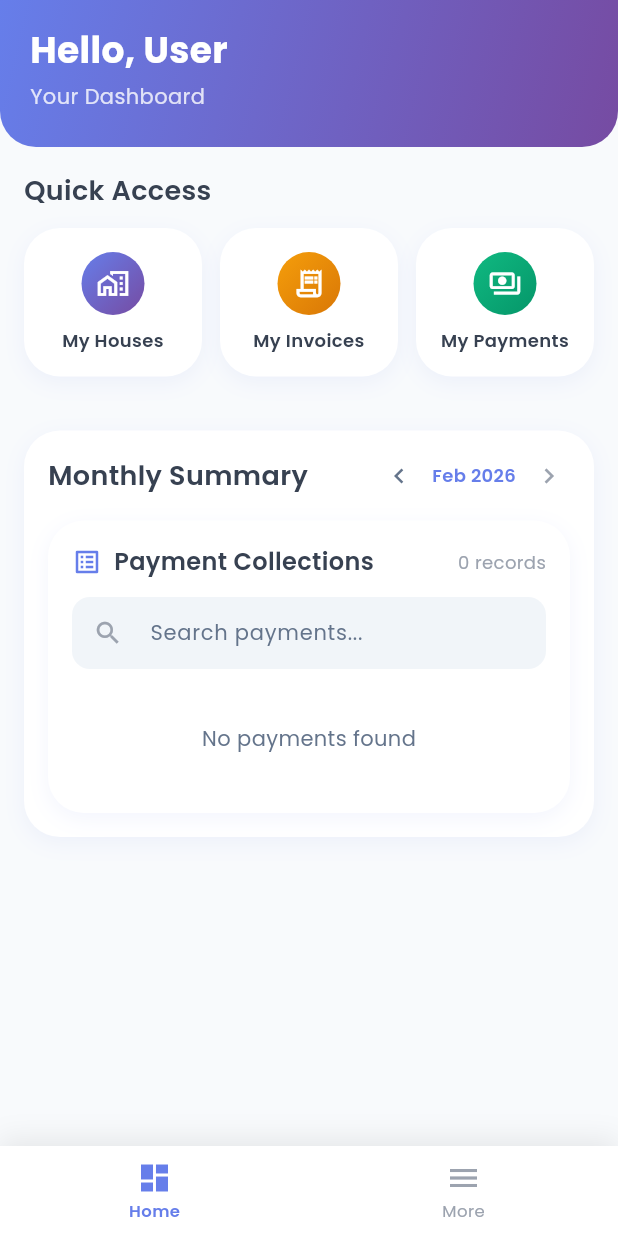
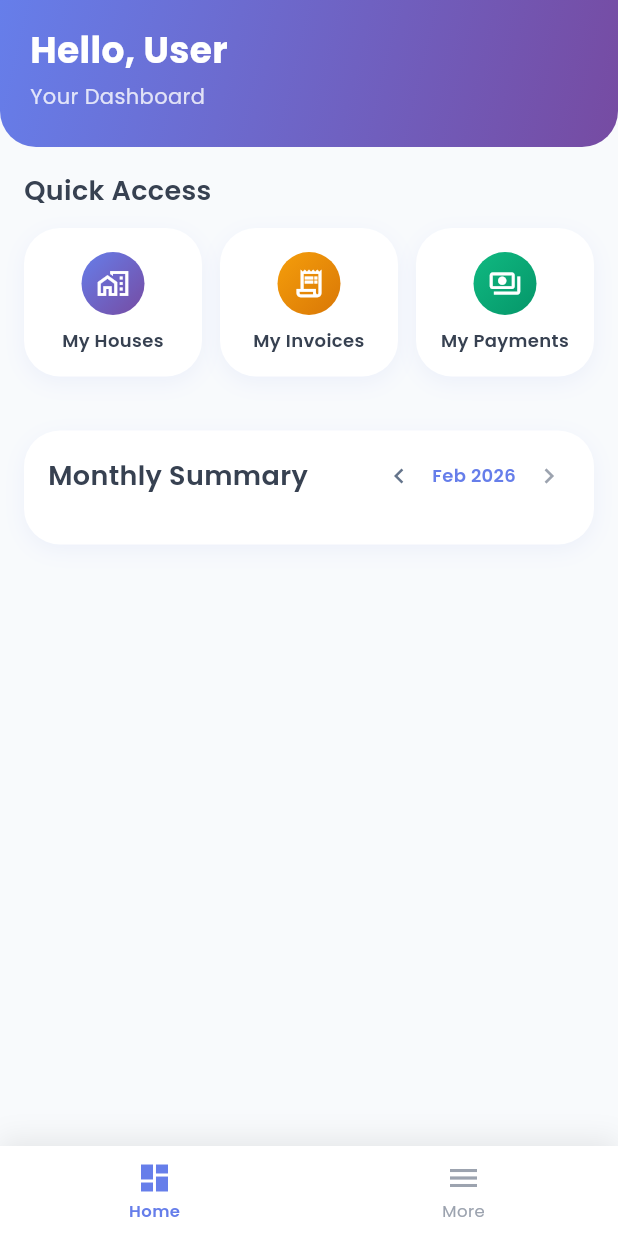
Before and after one commit to KThuo/hodi-mobile, a Flutter app: the DashboardScreen screen opened by its route, on a phone screen of 412 x 824 dp. Run offline on Flutter 3.47's test engine with Material 3 defaults, Android fonts, the phone set to English and light mode, and no system bars; our stand-ins replace dio, flutter_riverpod, flutter_secure_storage, freezed_annotation, go_router, google_fonts and 6 more; missing offline and left inert: google_mlkit_text_recognition; accounts and stored records are empty; generated files the repository leaves out were written again; network calls fail.

Commit message:
- removed payment card in monthly report

```diff
--- a/lib/features/dashboard/presentation/dashboard_screen.dart
+++ b/lib/features/dashboard/presentation/dashboard_screen.dart
@@ -17,8 +17,6 @@ import '../providers/dashboard_provider.dart';
 import 'widgets/summary_card.dart';
 import 'widgets/property_performance.dart';
 import 'widgets/cash_flow_analytics.dart';
-import 'widgets/collections_table.dart';
-import 'widgets/payment_breakdown_card.dart';
 
 class DashboardScreen extends ConsumerWidget {
   const DashboardScreen({super.key});
@@ -30,7 +28,6 @@ class DashboardScreen extends ConsumerWidget {
         ref.watch(hasPermissionProvider(AppPermissions.dashboardView));
     final overallAsync = ref.watch(overallSummaryProvider);
     final monthlyAsync = ref.watch(monthlySummaryProvider);
-    final collectionsAsync = ref.watch(collectionsProvider);
     final selectedMonth = ref.watch(selectedMonthProvider);
     final selectedYear = ref.watch(selectedYearProvider);
 
@@ -44,7 +41,6 @@ class DashboardScreen extends ConsumerWidget {
         onRefresh: () async {
           ref.invalidate(overallSummaryProvider);
           ref.invalidate(monthlySummaryProvider);
-          ref.invalidate(collectionsProvider);
         },
         child: CustomScrollView(
           slivers: [
@@ -145,7 +141,7 @@ class DashboardScreen extends ConsumerWidget {
                   );
                 }
 
-                // Tenant: Invoice, Payment, Arrears + PaymentBreakdownCard
+                // Tenant: Invoice, Payment, Arrears
                 return SliverPadding(
                   padding: const EdgeInsets.symmetric(horizontal: 16),
                   sliver: SliverGrid.count(
@@ -172,7 +168,6 @@ class DashboardScreen extends ConsumerWidget {
                         icon: Icons.warning_amber,
                         gradient: HodiGradients.error,
                       ),
-                      PaymentBreakdownCard(summary: summary),
                     ],
                   ),
                 );
@@ -250,32 +245,6 @@ class DashboardScreen extends ConsumerWidget {
                           error: (_, _) => const SizedBox.shrink(),
                         ),
 
-                      // Both roles: Collections table
-                      collectionsAsync.when(
-                        data: (payments) => CollectionsTable(
-                          payments: payments,
-                          isAdmin: isAdmin,
-                        ),
-                        loading: () => const Padding(
-                          padding: EdgeInsets.symmetric(vertical: 24),
-                          child: Center(
-                            child: CircularProgressIndicator(
-                              color: HodiColors.primaryStart,
-                              strokeWidth: 2,
-                            ),
-                          ),
-                        ),
-                        error: (e, _) => Padding(
-                          padding: const EdgeInsets.symmetric(vertical: 16),
-                          child: Center(
-                            child: Text(
-                              'Failed to load collections',
-                              style: HodiTextStyles.bodyMedium
-                                  .copyWith(color: HodiColors.errorStart),
-                            ),
-                          ),
-                        ),
-                      ),
                     ],
                   ),
                 ),
```
